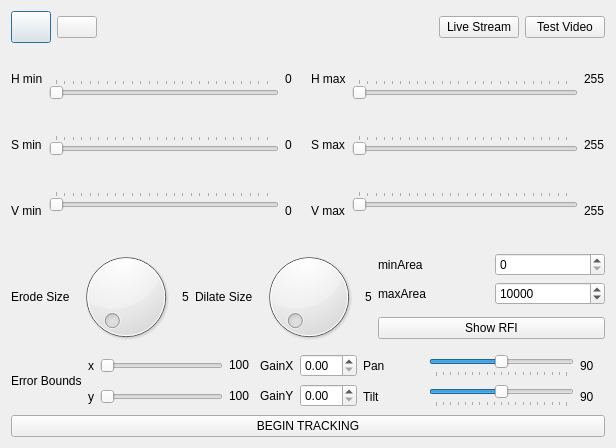
First picture: the form in KiteControl-Qt/imageprocessing.ui, repository adrienemery/zenith-wind-power, before the edit.
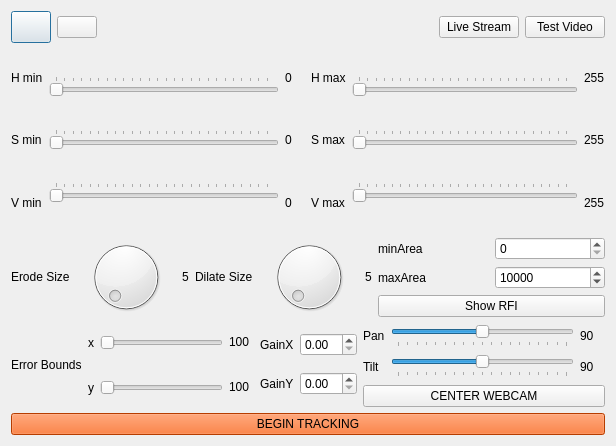
Second picture: the form after the edit. Icons and pictures are not drawn.

Diff of the .ui file:
```diff
--- a/KiteControl-Qt/imageprocessing.ui
+++ b/KiteControl-Qt/imageprocessing.ui
@@ -7,14 +7,16 @@
     <x>0</x>
     <y>0</y>
     <width>616</width>
-    <height>448</height>
+    <height>446</height>
    </rect>
   </property>
   <property name="windowTitle">
    <string>Dialog</string>
   </property>
-  <layout class="QGridLayout" name="gridLayout_2">
-   <item row="0" column="0" colspan="2">
+  <layout class="QVBoxLayout" name="verticalLayout_17">
+   <item>
+    <layout class="QVBoxLayout" name="verticalLayout_16">
+     <item>
     <layout class="QGridLayout" name="gridLayout">
      <item row="0" column="0">
       <layout class="QHBoxLayout" name="horizontalLayout_14">
@@ -339,7 +341,9 @@
      </item>
     </layout>
    </item>
-   <item row="1" column="0">
+     <item>
+      <layout class="QHBoxLayout" name="horizontalLayout_11">
+       <item>
     <layout class="QHBoxLayout" name="horizontalLayout_7">
      <item>
       <layout class="QHBoxLayout" name="horizontalLayout_6">
@@ -411,7 +415,7 @@
      </item>
     </layout>
    </item>
-   <item row="1" column="1">
+       <item>
     <layout class="QVBoxLayout" name="verticalLayout_13">
      <item>
       <layout class="QHBoxLayout" name="horizontalLayout_5">
@@ -468,10 +472,10 @@
      </item>
     </layout>
    </item>
-   <item row="2" column="0" colspan="2">
-    <layout class="QVBoxLayout" name="verticalLayout_15">
+      </layout>
+     </item>
      <item>
-      <layout class="QHBoxLayout" name="horizontalLayout_8">
+      <layout class="QHBoxLayout" name="horizontalLayout_10">
        <item>
         <layout class="QHBoxLayout" name="horizontalLayout_20">
          <item>
@@ -637,9 +641,9 @@
         </layout>
        </item>
        <item>
-        <layout class="QHBoxLayout" name="horizontalLayout_10">
+        <layout class="QVBoxLayout" name="verticalLayout_15">
          <item>
-          <layout class="QHBoxLayout" name="horizontalLayout_11">
+          <layout class="QHBoxLayout" name="horizontalLayout_8">
            <item>
             <layout class="QVBoxLayout" name="verticalLayout_6">
              <item>
@@ -676,7 +680,7 @@
                </property>
                <property name="maximumSize">
                 <size>
-                 <width>145</width>
+                 <width>200</width>
                  <height>22</height>
                 </size>
                </property>
@@ -704,7 +708,7 @@
                </property>
                <property name="maximumSize">
                 <size>
-                 <width>145</width>
+                 <width>200</width>
                  <height>22</height>
                 </size>
                </property>
@@ -721,8 +725,6 @@
                 <enum>QSlider::TicksBelow</enum>
                </property>
               </widget>
-             </item>
-            </layout>
            </item>
           </layout>
          </item>
@@ -770,16 +772,31 @@
          </item>
         </layout>
        </item>
+         <item>
+          <widget class="QPushButton" name="centerCam_pushButton">
+           <property name="text">
+            <string>CENTER WEBCAM</string>
+           </property>
+          </widget>
+         </item>
+        </layout>
+       </item>
+      </layout>
+     </item>
       </layout>
      </item>
      <item>
       <widget class="QPushButton" name="trackKite_pushButton">
+     <property name="styleSheet">
+      <string notr="true">#trackKite_pushButton{ 
+	background: rgb(255, 85, 0);
+
+}</string>
+     </property>
        <property name="text">
         <string>BEGIN TRACKING</string>
        </property>
       </widget>
-     </item>
-    </layout>
    </item>
   </layout>
  </widget>
```
Lines whose indentation alone changed are shown as unchanged.
